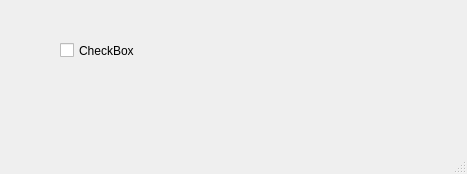
This is mainwindow.ui in iwxyi/Qt-AniCheckBox as Qt 5 draws it before an edit. The edited form follows.
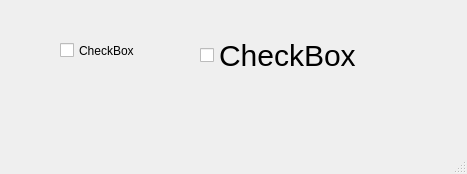
This is the edited form. Custom widgets are drawn as their Qt base class.

Patch:
```diff
--- a/mainwindow.ui
+++ b/mainwindow.ui
@@ -27,6 +27,22 @@
      <string>CheckBox</string>
     </property>
    </widget>
+   <widget class="CheckBox1" name="checkBox_2">
+    <property name="geometry">
+     <rect>
+      <x>200</x>
+      <y>20</y>
+      <width>231</width>
+      <height>71</height>
+     </rect>
+    </property>
+    <property name="styleSheet">
+     <string notr="true">font-size: 30px;</string>
+    </property>
+    <property name="text">
+     <string>CheckBox</string>
+    </property>
+   </widget>
   </widget>
   <widget class="QMenuBar" name="menubar">
    <property name="geometry">
@@ -46,6 +62,11 @@
    <extends>QCheckBox</extends>
    <header>anicheckbox.h</header>
   </customwidget>
+  <customwidget>
+   <class>CheckBox1</class>
+   <extends>QCheckBox</extends>
+   <header>checkbox1.h</header>
+  </customwidget>
  </customwidgets>
  <resources/>
  <connections/>
```
